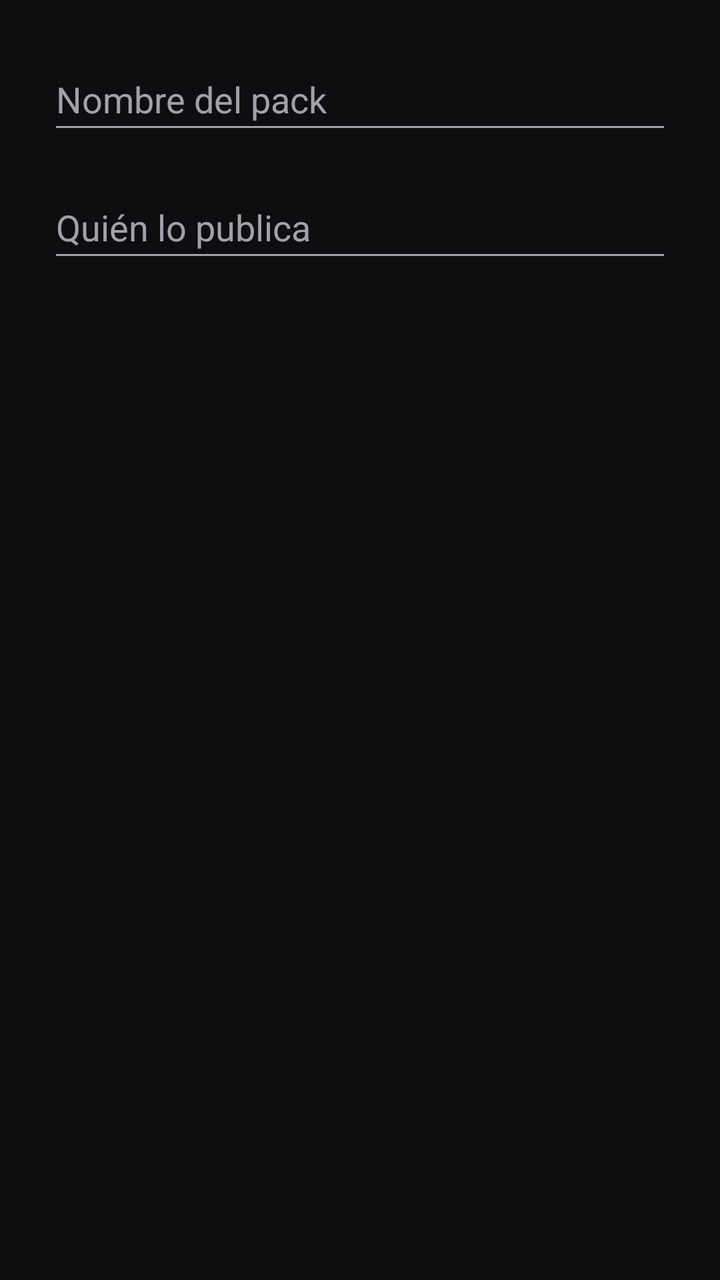
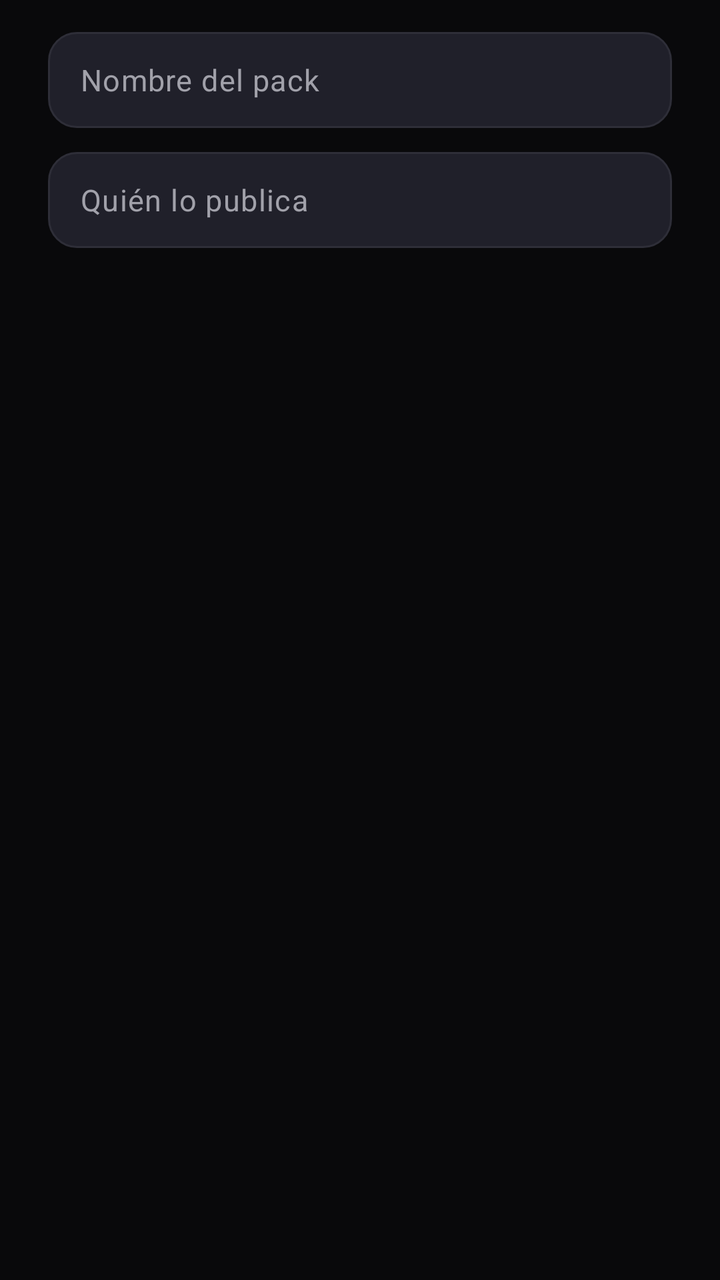

Screens rendered from an Android XML layout before and after an edit, with the pre-edit source and the edit as a unified diff.
<!-- AndroidManifest.xml: application theme Theme.Tierruos -->
<!-- res/layout/dialog_pack_details.xml -->
<?xml version="1.0" encoding="utf-8"?>
<LinearLayout xmlns:android="http://schemas.android.com/apk/res/android" android:layout_width="match_parent"
    android:layout_height="wrap_content" android:padding="@dimen/space_24" android:orientation="vertical">
    <EditText android:id="@+id/packName" android:layout_width="match_parent" android:layout_height="wrap_content"
        android:minHeight="@dimen/touch_target_min" android:textColor="@color/text_primary" android:textColorHint="@color/text_secondary" android:hint="@string/name_pack_hint" android:maxLength="128"
        android:inputType="textCapSentences" android:maxLines="2" android:autofillHints="" />
    <EditText android:id="@+id/publisher" android:layout_width="match_parent" android:layout_height="wrap_content"
        android:layout_marginTop="@dimen/space_16" android:minHeight="@dimen/touch_target_min" android:maxLength="128"
        android:textColor="@color/text_primary" android:textColorHint="@color/text_secondary" android:hint="@string/publisher_hint" android:inputType="textCapWords" android:maxLines="2" android:autofillHints="" />
</LinearLayout>
<!-- resources referenced by this layout -->
<resources>
  <color name="text_primary">#F4F4F6</color>
  <style name="Theme.Tierruos" parent="Theme.MaterialComponents.NoActionBar">
          <item name="colorPrimary">@color/accent</item>
          <item name="colorPrimaryVariant">@color/accent</item>
          <item name="colorOnPrimary">@color/on_accent</item>
          <item name="colorSecondary">@color/accent</item>
          <item name="colorSecondaryVariant">@color/accent</item>
          <item name="colorOnSecondary">@color/on_accent</item>
          <item name="colorSurface">@color/surface</item>
          <item name="colorOnSurface">@color/text_primary</item>
          <item name="colorOnBackground">@color/text_primary</item>
          <item name="colorError">@color/error</item>
          <item name="colorOnError">@color/background</item>
          <item name="android:windowBackground">@color/background</item>
          <item name="android:colorBackground">@color/background</item>
          <item name="android:textColorPrimary">@color/text_primary</item>
          <item name="android:textColorSecondary">@color/text_secondary</item>
          <item name="android:textStyle">normal</item>
          <item name="android:statusBarColor">@color/background</item>
          <item name="android:navigationBarColor">@color/background</item>
          <item name="android:windowLightStatusBar">false</item>
          <item name="textAppearanceHeadline6">@style/TextAppearance.Tierruos.Title</item>
          <item name="textAppearanceHeadline1">@style/TextAppearance.Tierruos.Title</item>
          <item name="textAppearanceHeadline2">@style/TextAppearance.Tierruos.Title</item>
          <item name="textAppearanceHeadline3">@style/TextAppearance.Tierruos.Title</item>
          <item name="textAppearanceHeadline4">@style/TextAppearance.Tierruos.Title</item>
          <item name="textAppearanceHeadline5">@style/TextAppearance.Tierruos.Title</item>
          <item name="textAppearanceSubtitle1">@style/TextAppearance.Tierruos.Body</item>
          <item name="textAppearanceSubtitle2">@style/TextAppearance.Tierruos.Body</item>
          <item name="textAppearanceBody1">@style/TextAppearance.Tierruos.Body</item>
          <item name="textAppearanceBody2">@style/TextAppearance.Tierruos.Body</item>
          <item name="textAppearanceCaption">@style/TextAppearance.Tierruos.Caption</item>
          <item name="textAppearanceButton">@style/TextAppearance.Tierruos.Body</item>
          <item name="textAppearanceOverline">@style/TextAppearance.Tierruos.Caption</item>
          <item name="android:textAppearance">@style/TextAppearance.Tierruos.Body</item>
          <item name="android:textAppearanceLarge">@style/TextAppearance.Tierruos.Title</item>
          <item name="android:textAppearanceMedium">@style/TextAppearance.Tierruos.Body</item>
          <item name="android:textAppearanceSmall">@style/TextAppearance.Tierruos.Caption</item>
          <item name="shapeAppearanceMediumComponent">@style/ShapeAppearance.Tierruos.Card</item>
          <item name="materialCardViewStyle">@style/Widget.Tierruos.Card</item>
          <item name="materialButtonStyle">@style/Widget.Tierruos.Button.Secondary</item>
      </style>
  <color name="accent">#25D366</color>
  <color name="on_accent">#0E0E11</color>
  <color name="surface">#18181C</color>
  <color name="background">#0E0E11</color>
  <style name="TextAppearance.Tierruos.Body" parent="TextAppearance.MaterialComponents.Body1">
          <item name="android:textSize">@dimen/text_body</item>
          <item name="android:textColor">@color/text_primary</item>
          <item name="android:fontFamily">sans</item>
          <item name="android:textStyle">normal</item>
      </style>
  <style name="Widget.Tierruos.Card" parent="Widget.MaterialComponents.CardView">
          <item name="cardBackgroundColor">@color/surface</item>
          <item name="cardCornerRadius">@dimen/radius_card</item>
          <item name="contentPadding">@dimen/card_padding</item>
          <item name="cardElevation">@dimen/elevation_none</item>
          <item name="cardMaxElevation">@dimen/elevation_none</item>
          <item name="strokeWidth">@dimen/elevation_none</item>
      </style>
  <style name="Widget.Tierruos.Button.Secondary" parent="Widget.MaterialComponents.Button.TextButton">
          <item name="iconGravity">textStart</item>
          <item name="android:textAppearance">@style/TextAppearance.Tierruos.Body</item>
          <item name="android:textStyle">normal</item>
          <item name="android:textAllCaps">false</item>
          <item name="android:textColor">@color/text_primary</item>
          <item name="iconTint">@color/text_primary</item>
          <item name="iconSize">@dimen/icon_size</item>
          <item name="iconPadding">@dimen/space_8</item>
          <item name="cornerRadius">@dimen/radius_control</item>
          <item name="android:minHeight">@dimen/touch_target_min</item>
          <item name="android:minWidth">@dimen/touch_target_min</item>
          <item name="android:elevation">@dimen/elevation_none</item>
          <item name="android:stateListAnimator">@null</item>
      </style>
  <dimen name="text_title">24sp</dimen>
  <dimen name="text_body">16sp</dimen>
  <dimen name="text_caption">12sp</dimen>
  <dimen name="card_padding">8dp</dimen>
  <!-- unchanged entries left out for length: 16 -->
</resources>

<!-- the commit's change to res/layout/dialog_pack_details.xml (unified diff, before → after) -->
@@ -1,10 +1,49 @@
 <?xml version="1.0" encoding="utf-8"?>
-<LinearLayout xmlns:android="http://schemas.android.com/apk/res/android" android:layout_width="match_parent"
-    android:layout_height="wrap_content" android:padding="@dimen/space_24" android:orientation="vertical">
-    <EditText android:id="@+id/packName" android:layout_width="match_parent" android:layout_height="wrap_content"
-        android:minHeight="@dimen/touch_target_min" android:textColor="@color/text_primary" android:textColorHint="@color/text_secondary" android:hint="@string/name_pack_hint" android:maxLength="128"
-        android:inputType="textCapSentences" android:maxLines="2" android:autofillHints="" />
-    <EditText android:id="@+id/publisher" android:layout_width="match_parent" android:layout_height="wrap_content"
-        android:layout_marginTop="@dimen/space_16" android:minHeight="@dimen/touch_target_min" android:maxLength="128"
-        android:textColor="@color/text_primary" android:textColorHint="@color/text_secondary" android:hint="@string/publisher_hint" android:inputType="textCapWords" android:maxLines="2" android:autofillHints="" />
+<LinearLayout xmlns:android="http://schemas.android.com/apk/res/android"
+    android:layout_width="match_parent"
+    android:layout_height="wrap_content"
+    android:orientation="vertical"
+    android:paddingStart="@dimen/space_24"
+    android:paddingTop="@dimen/space_16"
+    android:paddingEnd="@dimen/space_24"
+    android:paddingBottom="@dimen/space_8">
+
+    <EditText
+        android:id="@+id/packName"
+        android:layout_width="match_parent"
+        android:layout_height="wrap_content"
+        android:autofillHints=""
+        android:background="@drawable/bg_dialog_input"
+        android:hint="@string/name_pack_hint"
+        android:inputType="textCapSentences"
+        android:maxLength="128"
+        android:maxLines="2"
+        android:minHeight="@dimen/touch_target_min"
+        android:paddingStart="@dimen/space_16"
+        android:paddingTop="@dimen/space_12"
+        android:paddingEnd="@dimen/space_16"
+        android:paddingBottom="@dimen/space_12"
+        android:textAppearance="@style/TextAppearance.Tierruos.Body"
+        android:textColor="@color/text_primary"
+        android:textColorHint="@color/text_secondary" />
+
+    <EditText
+        android:id="@+id/publisher"
+        android:layout_width="match_parent"
+        android:layout_height="wrap_content"
+        android:layout_marginTop="@dimen/space_12"
+        android:autofillHints=""
+        android:background="@drawable/bg_dialog_input"
+        android:hint="@string/publisher_hint"
+        android:inputType="textCapWords"
+        android:maxLength="128"
+        android:maxLines="2"
+        android:minHeight="@dimen/touch_target_min"
+        android:paddingStart="@dimen/space_16"
+        android:paddingTop="@dimen/space_12"
+        android:paddingEnd="@dimen/space_16"
+        android:paddingBottom="@dimen/space_12"
+        android:textAppearance="@style/TextAppearance.Tierruos.Body"
+        android:textColor="@color/text_primary"
+        android:textColorHint="@color/text_secondary" />
 </LinearLayout>
<!-- resource entries referenced after the edit -->
@@ -1,25 +1,48 @@
 <!-- resources referenced by this layout -->
 <resources>
-  <color name="text_primary">#F4F4F6</color>
+  <color name="text_primary">#FAFAFA</color>
+  <dimen name="space_12">12dp</dimen>
+  <!-- drawable bg_dialog_input (drawable) -->
+  <?xml version="1.0" encoding="utf-8"?>
+  <selector xmlns:android="http://schemas.android.com/apk/res/android">
+      <item android:state_focused="true">
+          <shape android:shape="rectangle">
+              <solid android:color="@color/surface_input" />
+              <corners android:radius="@dimen/input_corner_radius" />
+              <stroke
+                  android:width="@dimen/stroke_accent"
+                  android:color="@color/accent_primary" />
+          </shape>
+      </item>
+      <item>
+          <shape android:shape="rectangle">
+              <solid android:color="@color/surface_input" />
+              <corners android:radius="@dimen/input_corner_radius" />
+              <stroke
+                  android:width="@dimen/stroke_precision"
+                  android:color="@color/border_elevated" />
+          </shape>
+      </item>
+  </selector>
   <style name="Theme.Tierruos" parent="Theme.MaterialComponents.NoActionBar">
-          <item name="colorPrimary">@color/accent</item>
-          <item name="colorPrimaryVariant">@color/accent</item>
-          <item name="colorOnPrimary">@color/on_accent</item>
-          <item name="colorSecondary">@color/accent</item>
-          <item name="colorSecondaryVariant">@color/accent</item>
-          <item name="colorOnSecondary">@color/on_accent</item>
-          <item name="colorSurface">@color/surface</item>
+          <item name="colorPrimary">@color/accent_primary</item>
+          <item name="colorPrimaryVariant">@color/accent_primary</item>
+          <item name="colorOnPrimary">@color/text_on_accent</item>
+          <item name="colorSecondary">@color/accent_primary</item>
+          <item name="colorSecondaryVariant">@color/accent_primary</item>
+          <item name="colorOnSecondary">@color/text_on_accent</item>
+          <item name="colorSurface">@color/surface_card</item>
           <item name="colorOnSurface">@color/text_primary</item>
           <item name="colorOnBackground">@color/text_primary</item>
           <item name="colorError">@color/error</item>
-          <item name="colorOnError">@color/background</item>
-          <item name="android:windowBackground">@color/background</item>
-          <item name="android:colorBackground">@color/background</item>
+          <item name="colorOnError">@color/bg_canvas</item>
+          <item name="android:windowBackground">@color/bg_canvas</item>
+          <item name="android:colorBackground">@color/bg_canvas</item>
           <item name="android:textColorPrimary">@color/text_primary</item>
           <item name="android:textColorSecondary">@color/text_secondary</item>
           <item name="android:textStyle">normal</item>
-          <item name="android:statusBarColor">@color/background</item>
-          <item name="android:navigationBarColor">@color/background</item>
+          <item name="android:statusBarColor">@color/bg_canvas</item>
+          <item name="android:navigationBarColor">@color/bg_canvas</item>
           <item name="android:windowLightStatusBar">false</item>
           <item name="textAppearanceHeadline6">@style/TextAppearance.Tierruos.Title</item>
           <item name="textAppearanceHeadline1">@style/TextAppearance.Tierruos.Title</item>
@@ -42,43 +65,58 @@
           <item name="materialCardViewStyle">@style/Widget.Tierruos.Card</item>
           <item name="materialButtonStyle">@style/Widget.Tierruos.Button.Secondary</item>
       </style>
-  <color name="accent">#25D366</color>
-  <color name="on_accent">#0E0E11</color>
-  <color name="surface">#18181C</color>
-  <color name="background">#0E0E11</color>
+  <color name="surface_input">#20202A</color>
+  <dimen name="input_corner_radius">14dp</dimen>
+  <dimen name="stroke_accent">1.5dp</dimen>
+  <color name="accent_primary">#25D366</color>
+  <dimen name="stroke_precision">1dp</dimen>
+  <color name="border_elevated">#2E2E38</color>
   <style name="TextAppearance.Tierruos.Body" parent="TextAppearance.MaterialComponents.Body1">
           <item name="android:textSize">@dimen/text_body</item>
           <item name="android:textColor">@color/text_primary</item>
-          <item name="android:fontFamily">sans</item>
+          <item name="android:fontFamily">sans-serif-medium</item>
           <item name="android:textStyle">normal</item>
       </style>
   <style name="Widget.Tierruos.Card" parent="Widget.MaterialComponents.CardView">
-          <item name="cardBackgroundColor">@color/surface</item>
+          <item name="cardBackgroundColor">@color/surface_card</item>
           <item name="cardCornerRadius">@dimen/radius_card</item>
           <item name="contentPadding">@dimen/card_padding</item>
           <item name="cardElevation">@dimen/elevation_none</item>
           <item name="cardMaxElevation">@dimen/elevation_none</item>
-          <item name="strokeWidth">@dimen/elevation_none</item>
+          <item name="strokeWidth">@dimen/stroke_precision</item>
+          <item name="strokeColor">@color/border_card</item>
       </style>
-  <style name="Widget.Tierruos.Button.Secondary" parent="Widget.MaterialComponents.Button.TextButton">
+  <style name="Widget.Tierruos.Button.Secondary" parent="Widget.MaterialComponents.Button.OutlinedButton">
           <item name="iconGravity">textStart</item>
           <item name="android:textAppearance">@style/TextAppearance.Tierruos.Body</item>
           <item name="android:textStyle">normal</item>
           <item name="android:textAllCaps">false</item>
           <item name="android:textColor">@color/text_primary</item>
+          <item name="backgroundTint">@color/surface_elevated</item>
+          <item name="strokeColor">@color/border_elevated</item>
+          <item name="strokeWidth">@dimen/stroke_precision</item>
           <item name="iconTint">@color/text_primary</item>
           <item name="iconSize">@dimen/icon_size</item>
           <item name="iconPadding">@dimen/space_8</item>
           <item name="cornerRadius">@dimen/radius_control</item>
           <item name="android:minHeight">@dimen/touch_target_min</item>
           <item name="android:minWidth">@dimen/touch_target_min</item>
+          <item name="android:paddingStart">@dimen/space_16</item>
+          <item name="android:paddingEnd">@dimen/space_16</item>
           <item name="android:elevation">@dimen/elevation_none</item>
           <item name="android:stateListAnimator">@null</item>
+          <item name="android:insetTop">@dimen/elevation_none</item>
+          <item name="android:insetBottom">@dimen/elevation_none</item>
       </style>
-  <dimen name="text_title">24sp</dimen>
-  <dimen name="text_body">16sp</dimen>
-  <dimen name="text_caption">12sp</dimen>
-  <dimen name="card_padding">8dp</dimen>
+  <dimen name="text_title">22sp</dimen>
+  <dimen name="text_body">15sp</dimen>
+  <color name="text_on_accent">#09090B</color>
+  <color name="surface_card">#131317</color>
+  <color name="bg_canvas">#09090B</color>
+  <dimen name="text_caption">13sp</dimen>
+  <dimen name="card_padding">16dp</dimen>
+  <color name="border_card">#24242C</color>
+  <color name="surface_elevated">#1E1E26</color>
   <!-- unchanged entries left out for length: 16 -->
 </resources>
 
